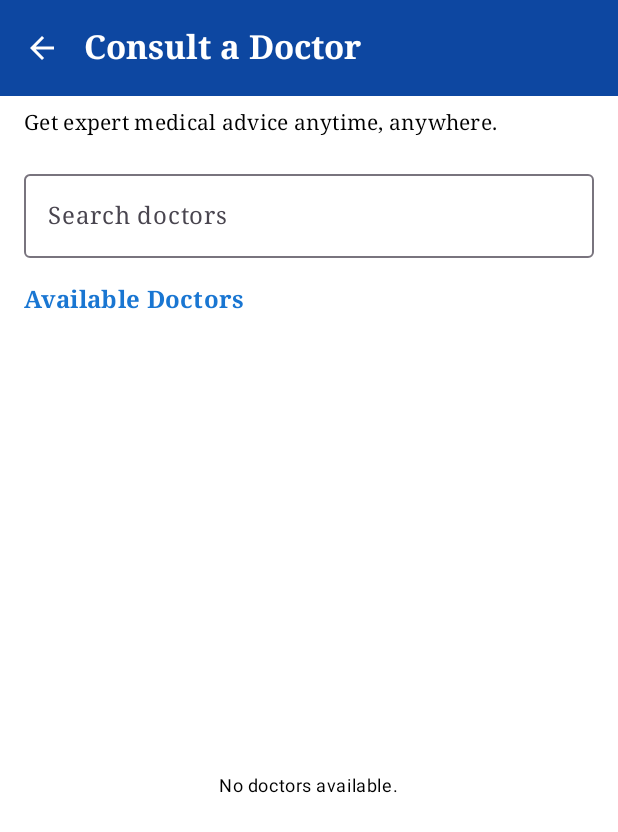
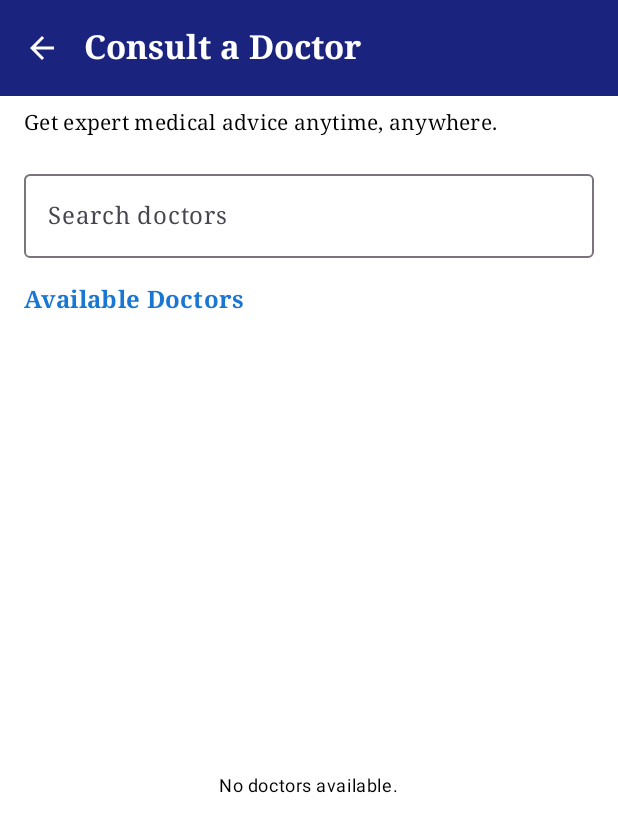
Before and after one commit to 1287Apiyo/MediLink_Kenya, an Android app built with Jetpack Compose: the ConsultationScreen screen opened through its navigation route, on a phone screen of 412 x 824 dp. Shown: the top 832 px of the screen. Run offline under Robolectric (Android 15) with nearby library versions, the phone set to English and light mode, and no system bars; our stand-ins replace Firebase (no records; nobody signed in at launch, a user with empty details on screens opened directly), accompanist; pictures from the network do not load.

Commit message:
firebase updated

```diff
--- a/app/src/main/java/com/example/medilinkapp/ui/screens/appointmenthistory/AppointmentHistoryScreen.kt
+++ b/app/src/main/java/com/example/medilinkapp/ui/screens/appointmenthistory/AppointmentHistoryScreen.kt
@@ -81,8 +81,9 @@ fun AppointmentHistoryScreen(navController: NavController) {
                     }
                 },
                 colors = TopAppBarDefaults.topAppBarColors(
-                    containerColor = MaterialTheme.colorScheme.primary
+                    containerColor = Color(0xFF1A237E)
                 )
+
             )
         }
     ) { paddingValues ->
--- a/app/src/main/java/com/example/medilinkapp/ui/screens/consultationbooking/ConsultationScreen.kt
+++ b/app/src/main/java/com/example/medilinkapp/ui/screens/consultationbooking/ConsultationScreen.kt
@@ -102,7 +102,7 @@ fun ConsultationScreen(navController: NavController) {
                     }
                 },
                 colors = TopAppBarDefaults.topAppBarColors(
-                    containerColor = MaterialTheme.colorScheme.primary
+                    containerColor = Color(0xFF1A237E)
                 )
             )
         }
--- a/app/src/main/java/com/example/medilinkapp/ui/screens/healthmonitoring/HealthMonitoringScreen.kt
+++ b/app/src/main/java/com/example/medilinkapp/ui/screens/healthmonitoring/HealthMonitoringScreen.kt
@@ -68,8 +68,8 @@ fun HealthMonitoringScreen(
                         Icon(imageVector = Icons.Filled.ArrowBack, contentDescription = "Back", tint = MaterialTheme.colorScheme.onPrimary)
                     }
                 },
-                colors = TopAppBarDefaults.topAppBarColors(containerColor = MaterialTheme.colorScheme.primary)
-            )
+                colors = TopAppBarDefaults.topAppBarColors(  containerColor = Color(0xFF1A237E)
+                ))
         }
     ) { paddingValues ->
         Column(modifier = Modifier
--- a/app/src/main/java/com/example/medilinkapp/ui/screens/healthrecords/HealthRecordsScreen.kt
+++ b/app/src/main/java/com/example/medilinkapp/ui/screens/healthrecords/HealthRecordsScreen.kt
@@ -70,7 +70,7 @@ fun HealthRecordsScreen(navController: NavController) {
                         )
                     },
                     colors = TopAppBarDefaults.mediumTopAppBarColors(
-                        containerColor = MaterialTheme.colorScheme.primary
+                        containerColor = Color(0xFF1A237E)
                     )
                 )
             },
```
